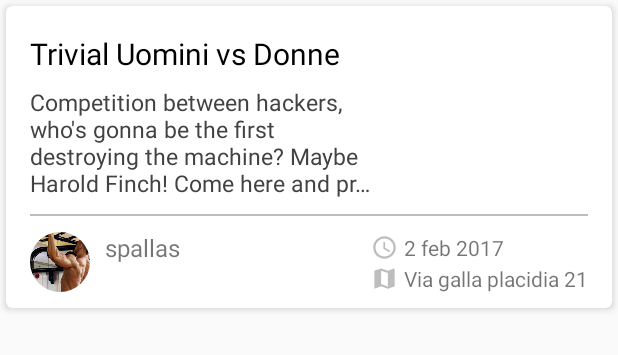
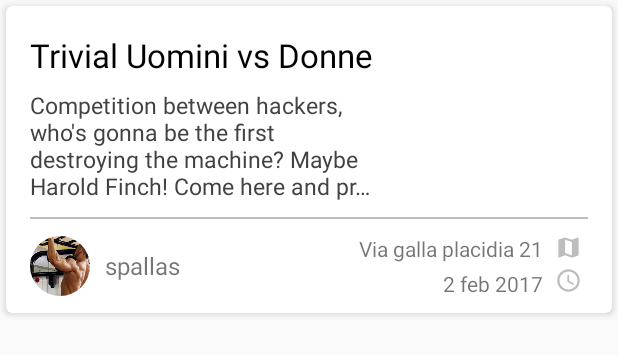
Before and after one commit to gnufsociety/openchallenge, an Android app: the layout card_layout.xml on its own in the app's theme, with its tools: preview values and no code run, on a phone screen of 412 x 824 dp. Shown: the top 355 px of the screen. Run offline under Robolectric (Android 15) with nearby library versions, the light colour scheme and no system bars.

Commit message:
Fix errors in translations, improved UI

```diff
--- a/android-app/OpenChallenge/app/src/main/java/com/gnufsociety/openchallenge/InviteActivity.java
+++ b/android-app/OpenChallenge/app/src/main/java/com/gnufsociety/openchallenge/InviteActivity.java
@@ -73,7 +73,7 @@ public class InviteActivity extends AppCompatActivity {
 
         setSupportActionBar(mToolbar);
 
-        getSupportActionBar().setTitle("Invite your friends");
+        getSupportActionBar().setTitle(R.string.invite_your_friends);
         getSupportActionBar().setDisplayHomeAsUpEnabled(true);
 
     }
--- a/android-app/OpenChallenge/app/src/main/res/layout/card_layout.xml
+++ b/android-app/OpenChallenge/app/src/main/res/layout/card_layout.xml
@@ -86,7 +86,7 @@
                 android:maxLines="1"
                 android:ellipsize="end"
                 android:textColor="@color/black"
-                android:textSize="20sp"
+                android:textSize="22sp"
                 android:layout_alignParentTop="true"
                 android:layout_alignParentLeft="true"
                 android:layout_alignParentStart="true" />
@@ -95,31 +95,23 @@
         </RelativeLayout>
 
 
-        <GridLayout
+        <LinearLayout
             android:layout_width="match_parent"
             android:layout_height="wrap_content"
-            android:layout_below="@id/first_card"
-            android:paddingTop="10dp"
-            tools:columnCount="5"
-            tools:rowCount="2">
+            android:paddingTop="10dp">
 
             <de.hdodenhof.circleimageview.CircleImageView
                 android:id="@+id/card_user_img"
                 android:layout_width="40dp"
                 android:layout_height="40dp"
-                android:layout_column="0"
                 android:layout_gravity="center_vertical"
-                android:layout_row="0"
-                android:layout_rowSpan="2"
                 android:src="@drawable/pullups" />
 
             <TextView
                 android:id="@+id/card_organizer"
                 android:layout_width="wrap_content"
                 android:layout_height="wrap_content"
-                android:layout_column="1"
                 android:layout_gravity="center_vertical"
-                android:layout_row="0"
                 android:paddingLeft="10dp"
                 android:text="spallas"
                 android:textSize="16sp" />
@@ -129,9 +121,7 @@
                 style="@style/Base.Widget.AppCompat.RatingBar.Small"
                 android:layout_width="88dp"
                 android:layout_height="wrap_content"
-                android:layout_column="1"
                 android:layout_gravity="center_vertical"
-                android:layout_row="1"
                 android:isIndicator="true"
                 android:numStars="5"
                 android:paddingLeft="8dp"
@@ -139,15 +129,24 @@
                 android:rating="5"
                 android:visibility="gone"/>
 
+            <android.support.v4.widget.Space
+                android:layout_height="match_parent"
+                android:layout_width="10dp" />
+
+            <RelativeLayout
+                android:layout_width="wrap_content"
+                android:layout_height="wrap_content"
+                android:layout_gravity="center_vertical">
+
                 <ImageView
                     android:id="@+id/card_map"
                     android:layout_width="18dp"
                     android:layout_height="18dp"
-                android:layout_column="3"
                     android:layout_gravity="center_vertical"
-                android:layout_row="1"
-                android:src="@drawable/map_24_grey"
-                 />
+                    android:layout_alignParentRight="true"
+                    android:layout_marginLeft="4dp"
+                    android:layout_marginRight="4dp"
+                    android:src="@drawable/map_24_grey" />
 
                 <TextView
                     android:id="@+id/card_when"
@@ -155,27 +154,24 @@
                     android:maxLines="1"
                     android:layout_width="wrap_content"
                     android:layout_height="wrap_content"
-                android:layout_column="4"
-                android:layout_gravity="center_vertical"
-                android:layout_row="0"
-                android:paddingLeft="4dp"
+                    android:layout_below="@+id/card_where"
+                    android:layout_toLeftOf="@+id/card_time"
+                    android:layout_marginLeft="4dp"
+                    android:layout_marginRight="4dp"
+                    android:layout_marginTop="4dp"
                     android:text="2 feb 2017" />
 
                 <ImageView
                     android:id="@+id/card_time"
                     android:layout_width="18dp"
                     android:layout_height="18dp"
-                android:layout_column="3"
+                    android:layout_below="@+id/card_map"
+                    android:layout_alignParentRight="true"
                     android:layout_gravity="center_vertical"
-                android:layout_row="0"
+                    android:layout_marginLeft="4dp"
+                    android:layout_marginRight="4dp"
+                    android:layout_marginTop="4dp"
                     android:src="@drawable/clock_24_grey" />
-
-            <android.support.v4.widget.Space
-                android:layout_height="match_parent"
-                android:layout_column="2"
-                android:layout_columnWeight="1"
-                android:layout_row="0"
-                android:layout_rowSpan="2" />
 
                 <TextView
                     android:id="@+id/card_where"
@@ -183,13 +179,14 @@
                     android:maxLines="1"
                     android:layout_width="wrap_content"
                     android:layout_height="wrap_content"
-                android:layout_column="4"
                     android:layout_gravity="center_vertical"
-                android:layout_row="1"
-                android:paddingLeft="4dp"
+                    android:layout_toLeftOf="@id/card_map"
+                    android:layout_marginLeft="4dp"
+                    android:layout_marginRight="4dp"
                     android:text="Via galla placidia 21" />
+            </RelativeLayout>
 
-        </GridLayout>
+        </LinearLayout>
 
 
     </LinearLayout>
--- a/android-app/OpenChallenge/app/src/main/res/values/strings.xml
+++ b/android-app/OpenChallenge/app/src/main/res/values/strings.xml
@@ -101,5 +101,6 @@
     <string name="choose_picture">Choose a picture!</string>
     <string name="delete">Cancel</string>
     <string name="wait_position">Wait position loading</string>
+    <string name="invite_your_friends">Invite your friends</string>
 
 </resources>
```
Also changed, not shown: 2 other files. Lines whose indentation alone changed are shown as unchanged.
